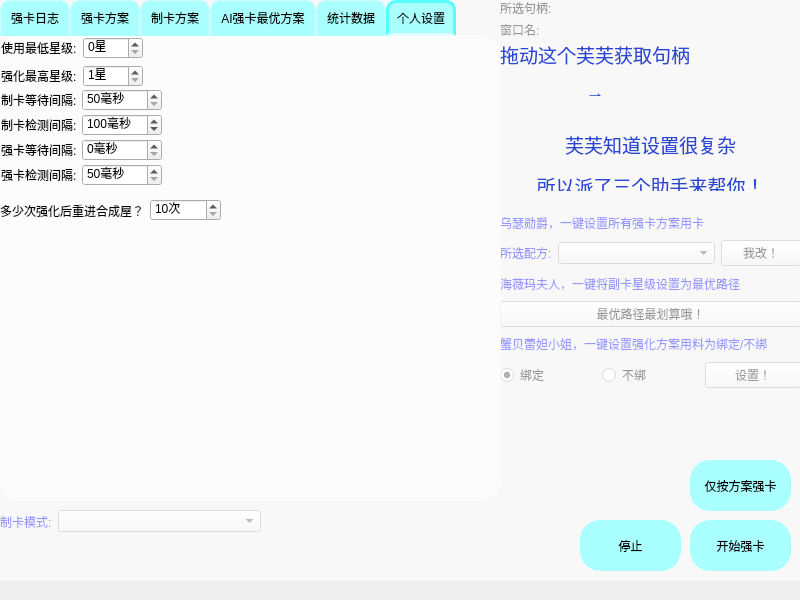
Before: the Qt Designer form GUI/天知强卡器.ui in a1929238/tenchi-cards-enhancer, drawn with Qt 5.
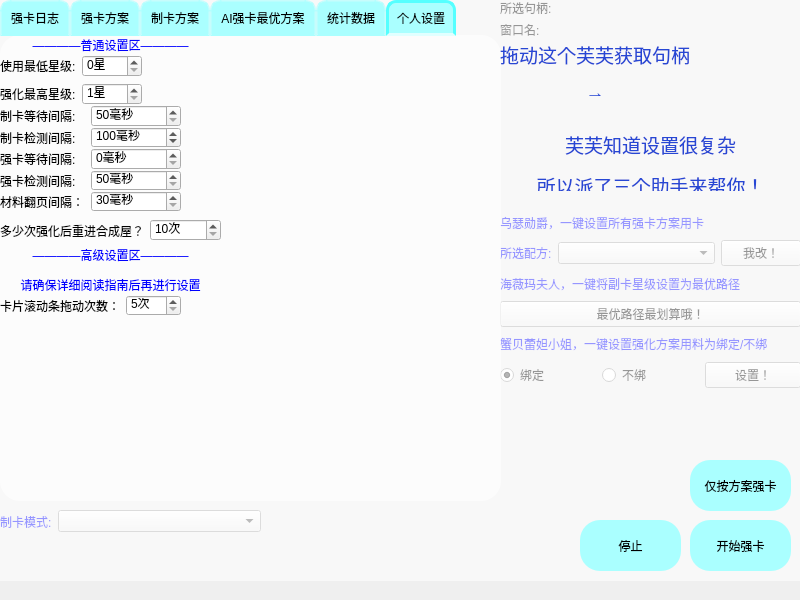
After: the same form once the commit is applied. The open tabs and pages were chosen to show the change. Custom widgets are drawn as their Qt base class.

Commit message: 0.2.2 更新：给日志加上时间戳；把香料上限做成个数;改进位置标志识别方法；将四叶草翻页间隔也做成设置;优化删除标签的按钮图标；自定义拖曳距离 BUG修复：制卡时跳出检测超时；会错误点到永久保鲜袋；页面会来回切换；修复了四叶草标识没有在开始时被正确初始化的BUG

```diff
--- a/GUI/天知强卡器.ui
+++ b/GUI/天知强卡器.ui
@@ -1457,8 +1457,8 @@
      <widget class="QWidget" name="layoutWidget">
       <property name="geometry">
        <rect>
-        <x>1</x>
-        <y>2</y>
+        <x>0</x>
+        <y>20</y>
         <width>142</width>
         <height>50</height>
        </rect>
@@ -1507,7 +1507,7 @@
       <property name="geometry">
        <rect>
         <x>0</x>
-        <y>160</y>
+        <y>180</y>
         <width>221</width>
         <height>31</height>
        </rect>
@@ -1541,13 +1541,13 @@
        </item>
       </layout>
      </widget>
-     <widget class="QWidget" name="">
+     <widget class="QWidget" name="layoutWidget">
       <property name="geometry">
        <rect>
-        <x>1</x>
-        <y>51</y>
-        <width>161</width>
-        <height>104</height>
+        <x>0</x>
+        <y>70</y>
+        <width>181</width>
+        <height>107</height>
        </rect>
       </property>
       <layout class="QVBoxLayout" name="verticalLayout_4">
@@ -1676,6 +1676,109 @@
           </widget>
          </item>
         </layout>
+       </item>
+       <item>
+        <layout class="QHBoxLayout" name="horizontalLayout_35">
+         <item>
+          <widget class="QLabel" name="label_45">
+           <property name="text">
+            <string>材料翻页间隔：</string>
+           </property>
+          </widget>
+         </item>
+         <item>
+          <widget class="QSpinBox" name="spice_and_clover_interval_input">
+           <property name="toolTip">
+            <string>推荐设置:100毫秒,该项设置减小会让寻找四叶草与香料更加丝滑，但也会增加cpu负担</string>
+           </property>
+           <property name="suffix">
+            <string>毫秒</string>
+           </property>
+           <property name="minimum">
+            <number>30</number>
+           </property>
+           <property name="maximum">
+            <number>250</number>
+           </property>
+           <property name="singleStep">
+            <number>10</number>
+           </property>
+          </widget>
+         </item>
+        </layout>
+       </item>
+      </layout>
+     </widget>
+     <widget class="QLabel" name="label_13">
+      <property name="geometry">
+       <rect>
+        <x>0</x>
+        <y>0</y>
+        <width>221</width>
+        <height>21</height>
+       </rect>
+      </property>
+      <property name="styleSheet">
+       <string notr="true">color: rgb(0, 0, 255);</string>
+      </property>
+      <property name="text">
+       <string>&lt;html&gt;&lt;head/&gt;&lt;body&gt;&lt;p align=&quot;center&quot;&gt;————普通设置区————&lt;/p&gt;&lt;/body&gt;&lt;/html&gt;</string>
+      </property>
+     </widget>
+     <widget class="QLabel" name="label_14">
+      <property name="geometry">
+       <rect>
+        <x>0</x>
+        <y>210</y>
+        <width>221</width>
+        <height>51</height>
+       </rect>
+      </property>
+      <property name="styleSheet">
+       <string notr="true">color: rgb(0, 0, 255);</string>
+      </property>
+      <property name="text">
+       <string>&lt;html&gt;&lt;head/&gt;&lt;body&gt;&lt;p align=&quot;center&quot;&gt;————高级设置区————&lt;/p&gt;&lt;p align=&quot;center&quot;&gt;请确保详细阅读指南后再进行设置&lt;/p&gt;&lt;/body&gt;&lt;/html&gt;</string>
+      </property>
+     </widget>
+     <widget class="QWidget" name="">
+      <property name="geometry">
+       <rect>
+        <x>0</x>
+        <y>260</y>
+        <width>181</width>
+        <height>21</height>
+       </rect>
+      </property>
+      <layout class="QHBoxLayout" name="horizontalLayout_36">
+       <item>
+        <widget class="QLabel" name="label_15">
+         <property name="text">
+          <string>卡片滚动条拖动次数：</string>
+         </property>
+        </widget>
+       </item>
+       <item>
+        <widget class="QSpinBox" name="scroll_times_input">
+         <property name="toolTip">
+          <string>该值代表滚动条一次拖动的行数与次数，设置前请注意自己的背包大小，将其拖动行数限制在五行以内以获得最优体验</string>
+         </property>
+         <property name="suffix">
+          <string>次</string>
+         </property>
+         <property name="minimum">
+          <number>5</number>
+         </property>
+         <property name="maximum">
+          <number>14</number>
+         </property>
+         <property name="value">
+          <number>5</number>
+         </property>
+         <property name="displayIntegerBase">
+          <number>10</number>
+         </property>
+        </widget>
        </item>
       </layout>
      </widget>
```
Left out of the diff: 69 changed lines with no effect on the pictures. The commit also changes 7 other files.
